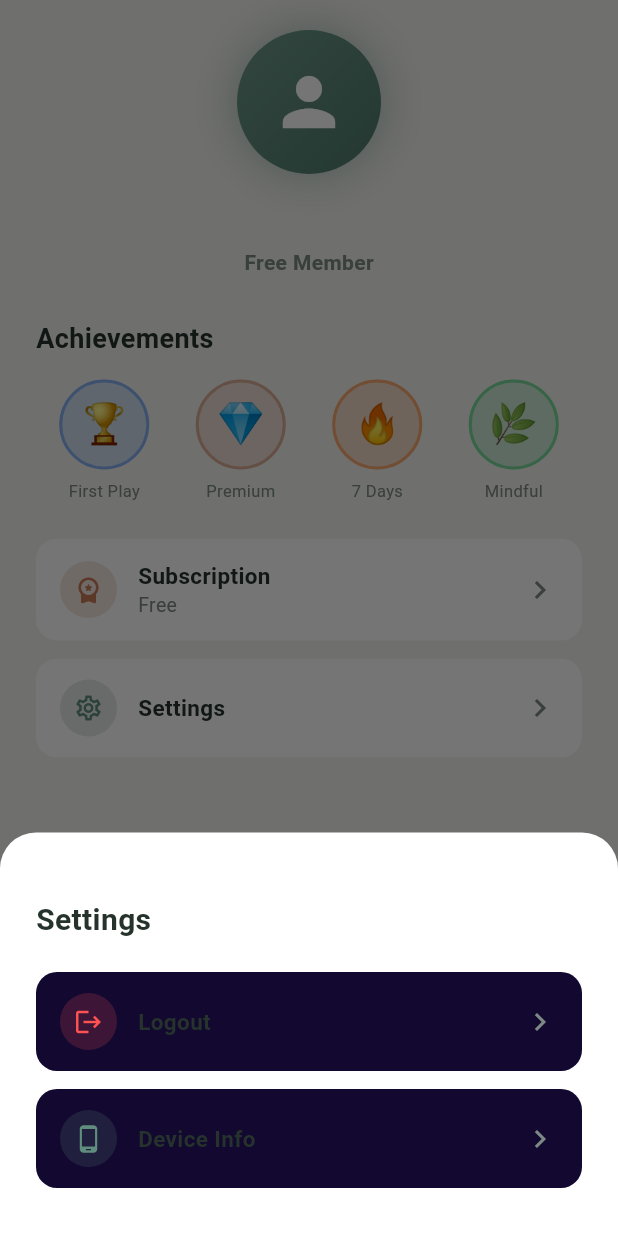
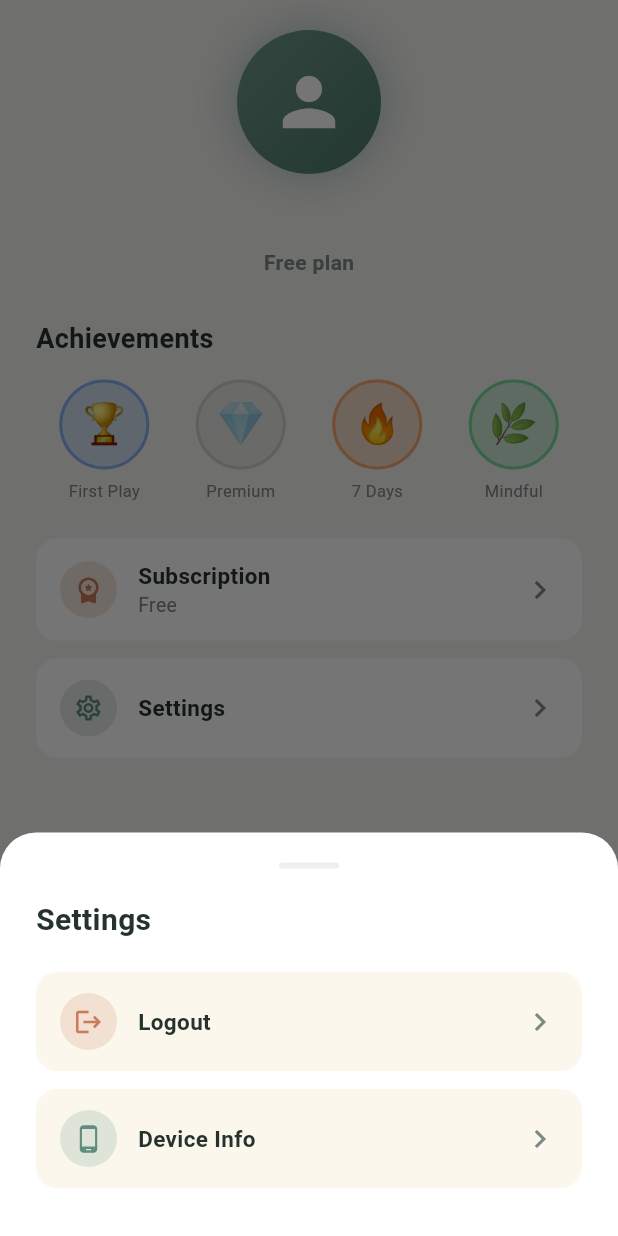
Before and after one commit to cyberking-coder/Rishi_app2, a Flutter app: the ProfileScreen screen opened by its route, after a tap on "Settings", on a phone screen of 412 x 824 dp. Run offline on Flutter 3.47's test engine with Material 3 defaults, Android fonts, the phone set to English and light mode, and no system bars; our stand-ins replace audio_service, chewie, device_info_plus, flutter_riverpod, flutter_secure_storage, go_router and 4 more; missing offline and left inert: pointycastle; accounts and stored records are empty.

Commit message:
Fix stale membership badge, sheet colours, and vanishing modules
Membership label read the plan name off the `subscriptions` row, which
records what was once bought and is never cleared when an admin ends
someone's access — so a revoked account kept showing "Rishi Mode
Member". Live access state is now the only thing that decides whether a
membership counts; the subscription row only supplies its name. The
Premium achievement dims to match rather than staying lit, and a
free-tier account reads "Free plan" instead of "Free Member".

The Settings sheet still carried the retired purple (#120830) on its
tiles, device-info panel and drag handles — dark cards on a light
sheet. They're cream now, matching the rows on the profile screen
behind them.

Modules disappearing from the course builder: the select embedded
lesson_resources, and one failing embed takes down the entire query, so
a course with modules rendered as "No modules yet". Resources are
fetched separately now, and a module-query failure is shown rather than
being silently indistinguishable from an empty course.

```diff
--- a/mobile_app/lib/features/profile/presentation/screens/profile_screen.dart
+++ b/mobile_app/lib/features/profile/presentation/screens/profile_screen.dart
@@ -9,16 +9,19 @@ import '../../../access/domain/access_state.dart';
 import '../../../auth/application/auth_providers.dart';
 import '../../application/profile_providers.dart';
 
-/// Falls back to the real access tier when there's no `subscriptions` row
-/// (true for every account today - that table isn't populated by any code
-/// yet). Without this, the plan label always defaulted to the literal
-/// string 'Premium' for every user, free or not.
+/// The membership label always comes from live access, never from the
+/// `subscriptions` row.
+///
+/// That row records what was bought and is never cleared when an admin
+/// ends someone's access — so reading the plan name from it kept showing
+/// "Rishi Mode Member" to accounts that had been revoked. Access state is
+/// the only thing that knows whether the membership is currently real.
 String _planLabelFor(UserTier? tier) {
   switch (tier) {
     case UserTier.admin:
       return 'Staff';
     case UserTier.retreat:
-      return 'Premium';
+      return 'Rishi Mode';
     case UserTier.free:
     case null:
       return 'Free';
@@ -53,10 +56,15 @@ class ProfileScreen extends ConsumerWidget {
                 style: const TextStyle(color: _kSub)),
           ),
           data: (profile) {
-            final subPlan = subAsync.valueOrNull?.planName ??
-                _planLabelFor(access?.tier);
-            final isFree = subAsync.valueOrNull == null &&
-                access?.tier == UserTier.free;
+            final hasMembership = access?.tier == UserTier.retreat ||
+                access?.tier == UserTier.admin;
+            // The subscription row only names the plan; whether it counts
+            // at all is decided by access above.
+            final subPlan = hasMembership
+                ? (subAsync.valueOrNull?.planName ??
+                    _planLabelFor(access?.tier))
+                : _planLabelFor(access?.tier);
+            final isFree = !hasMembership;
 
             return ListView(
               padding: const EdgeInsets.symmetric(horizontal: 24, vertical: 20),
@@ -99,7 +107,7 @@ class ProfileScreen extends ConsumerWidget {
                             const Text('👑 ',
                                 style: TextStyle(fontSize: 14)),
                           Text(
-                            '$subPlan Member',
+                            isFree ? 'Free plan' : '$subPlan Member',
                             style: TextStyle(
                               color: isFree ? _kSub : _kPink,
                               fontSize: 14,
@@ -137,8 +145,18 @@ class ProfileScreen extends ConsumerWidget {
                       emoji: '💎',
                       color: AppTheme.clay,
                       label: 'Premium',
-                      onTap: () => _showAchievement(context, '💎', 'Premium',
-                          'You are a premium member with full access to all content.'),
+                      // Dimmed rather than hidden: the badge is something
+                      // to earn back, and a gap in the row would read as
+                      // a layout bug.
+                      earned: !isFree,
+                      onTap: () => _showAchievement(
+                        context,
+                        '💎',
+                        'Premium',
+                        isFree
+                            ? 'Unlock this by joining Rishi Mode for full access to all content.'
+                            : 'You are a premium member with full access to all content.',
+                      ),
                     ),
                     _Badge(
                       emoji: '🔥',
@@ -258,7 +276,7 @@ class ProfileScreen extends ConsumerWidget {
                 width: 40,
                 height: 4,
                 decoration: BoxDecoration(
-                  color: const Color(0x55FFFFFF),
+                  color: AppTheme.border,
                   borderRadius: BorderRadius.circular(2),
                 ),
               ),
@@ -325,11 +343,16 @@ class _Badge extends StatelessWidget {
     required this.color,
     required this.label,
     this.onTap,
+    this.earned = true,
   });
   final String emoji;
   final Color color;
   final String label;
   final VoidCallback? onTap;
+
+  /// Unearned badges render greyed out rather than being removed, so the
+  /// row keeps its shape and the badge reads as something to work toward.
+  final bool earned;
 
   @override
   Widget build(BuildContext context) {
@@ -342,12 +365,22 @@ class _Badge extends StatelessWidget {
             width: 60,
             height: 60,
             decoration: BoxDecoration(
-              color: color.withValues(alpha: 0.18),
+              color: earned
+                  ? color.withValues(alpha: 0.18)
+                  : _kSub.withValues(alpha: 0.10),
               shape: BoxShape.circle,
-              border: Border.all(color: color.withValues(alpha: 0.5), width: 2),
+              border: Border.all(
+                color: earned
+                    ? color.withValues(alpha: 0.5)
+                    : _kSub.withValues(alpha: 0.25),
+                width: 2,
+              ),
             ),
             child: Center(
-              child: Text(emoji, style: const TextStyle(fontSize: 26)),
+              child: Opacity(
+                opacity: earned ? 1 : 0.35,
+                child: Text(emoji, style: const TextStyle(fontSize: 26)),
+              ),
             ),
           ),
           const SizedBox(height: 6),
@@ -447,7 +480,7 @@ class _SettingsSheetState extends ConsumerState<_SettingsSheet> {
               width: 40,
               height: 4,
               decoration: BoxDecoration(
-                color: const Color(0x55FFFFFF),
+                color: AppTheme.border,
                 borderRadius: BorderRadius.circular(2),
               ),
             ),
@@ -461,7 +494,7 @@ class _SettingsSheetState extends ConsumerState<_SettingsSheet> {
           // ── Logout ──
           _SheetTile(
             icon: Icons.logout,
-            iconColor: Colors.redAccent,
+            iconColor: AppTheme.clay,
             title: 'Logout',
             onTap: () async {
               Navigator.pop(context);
@@ -507,7 +540,7 @@ class _SettingsSheetState extends ConsumerState<_SettingsSheet> {
               width: double.infinity,
               padding: const EdgeInsets.all(12),
               decoration: BoxDecoration(
-                color: const Color(0xFF120830),
+                color: AppTheme.surfaceCream,
                 borderRadius: BorderRadius.circular(10),
               ),
               child: Text(_deviceInfo!,
@@ -540,7 +573,7 @@ class _SheetTile extends StatelessWidget {
       child: Container(
         padding: const EdgeInsets.symmetric(horizontal: 16, vertical: 14),
         decoration: BoxDecoration(
-          color: const Color(0xFF120830),
+          color: AppTheme.surfaceCream,
           borderRadius: BorderRadius.circular(14),
         ),
         child: Row(
```
Also changed, not shown: 1 other file.
